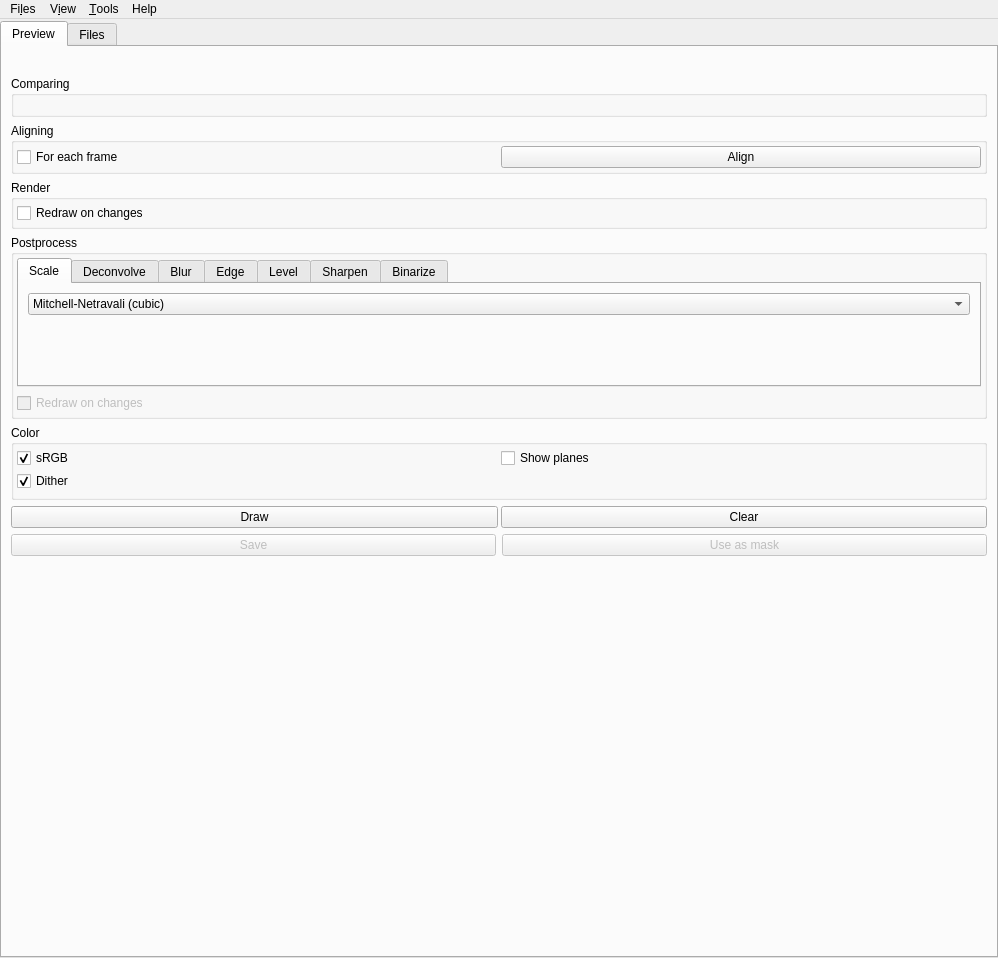
Before: the Qt Designer form interface/gui/mainwindow.ui in spillerrec/Overmix, drawn with Qt 5.
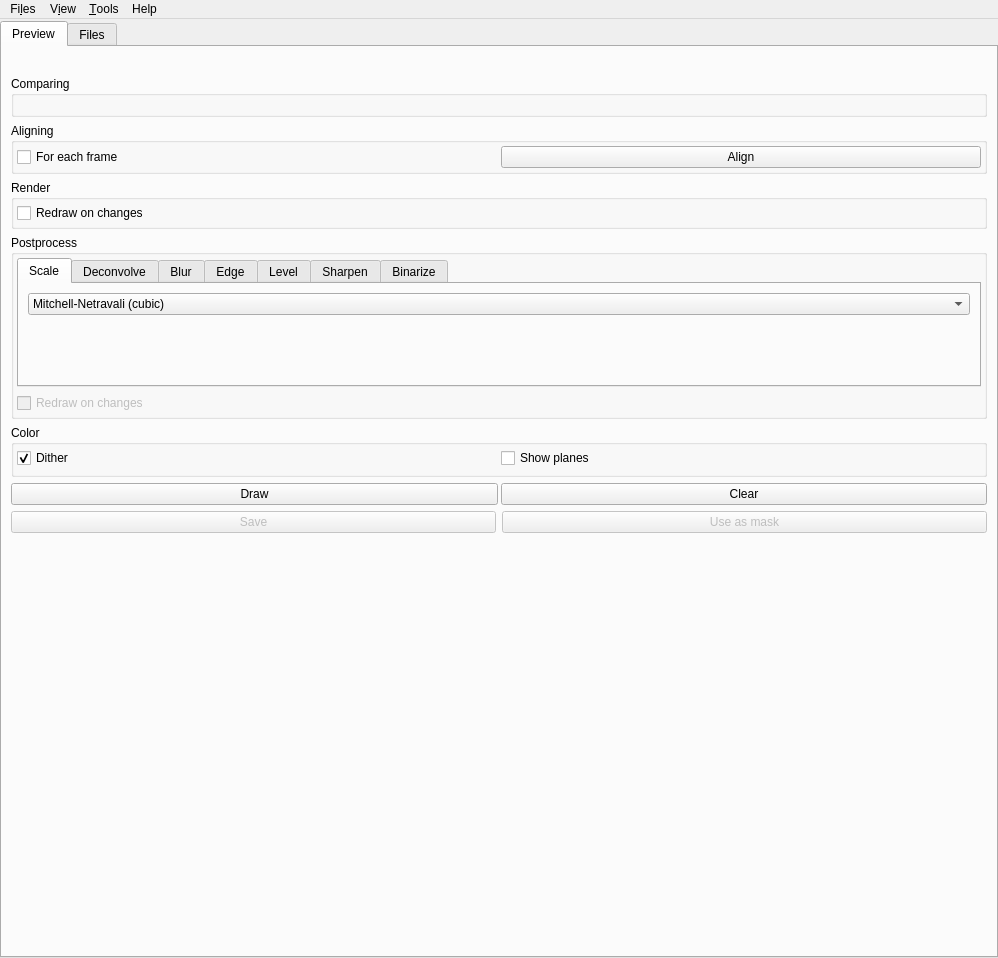
After: the same form once the commit is applied.

Commit message: REMOVE: Gamma color control

The edit to the form file:
```diff
--- a/interface/gui/mainwindow.ui
+++ b/interface/gui/mainwindow.ui
@@ -672,16 +672,6 @@
               </widget>
              </item>
              <item row="0" column="0">
-              <widget class="QCheckBox" name="cbx_gamma">
-               <property name="text">
-                <string>sRGB</string>
-               </property>
-               <property name="checked">
-                <bool>true</bool>
-               </property>
-              </widget>
-             </item>
-             <item row="1" column="0">
               <widget class="QCheckBox" name="cbx_dither">
                <property name="text">
                 <string>Dither</string>
```
Left out of the diff: 4 changed lines with no effect on the pictures. The commit also changes 4 other files.
